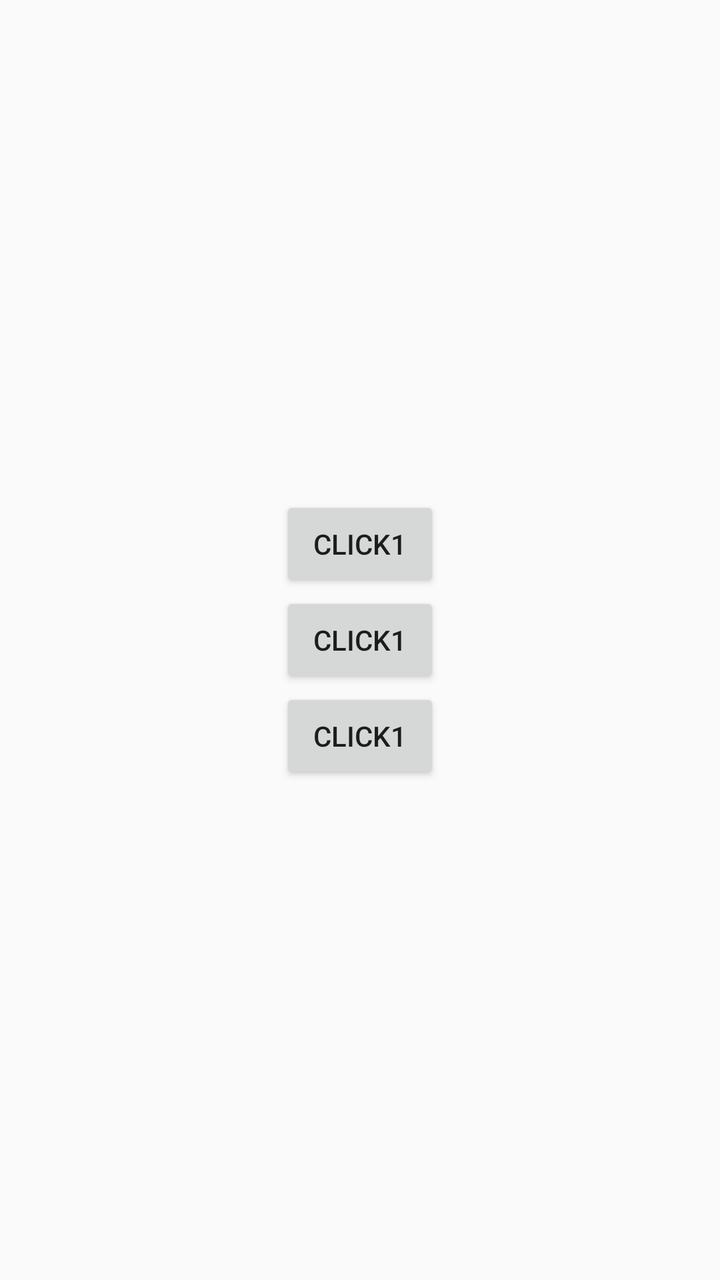
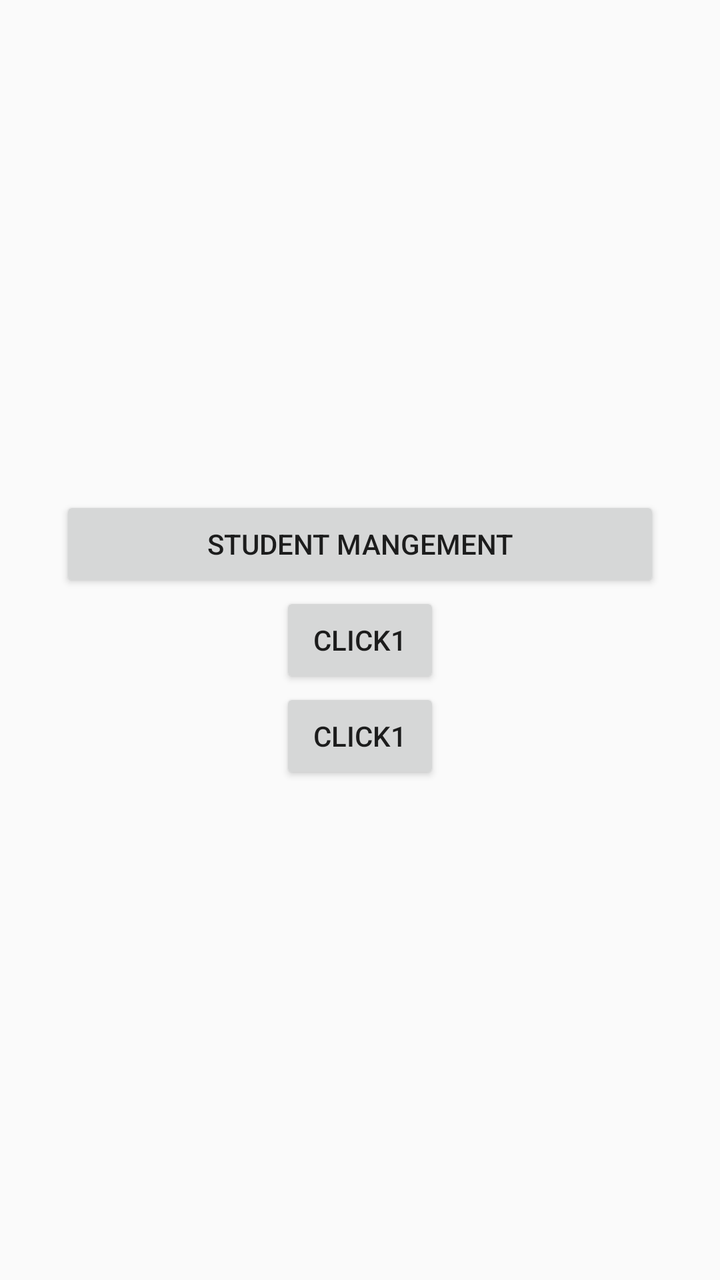

The first picture is an Android layout as it rendered before a commit; the second is the same layout after the commit. The layout source and the unified diff follow.
<!-- AndroidManifest.xml: activity theme Theme.ReviewListAndAdapter1 -->
<!-- res/layout/activity_main.xml -->
<?xml version="1.0" encoding="utf-8"?>
<LinearLayout xmlns:android="http://schemas.android.com/apk/res/android"
    android:layout_width="match_parent"
    android:layout_height="match_parent"
    android:gravity="center"
    android:orientation="vertical">


   <LinearLayout
       android:layout_width="match_parent"
       android:layout_height="wrap_content"
       android:orientation="vertical"
       android:layout_gravity="center_vertical"
       android:gravity="center">

       <Button
            android:layout_width="80dp"
            android:layout_height="wrap_content"
            android:text="Click1"

        ></Button>
        <Button
            android:layout_width="80dp"
            android:layout_height="wrap_content"
            android:text="Click1"

        ></Button>
        <Button
            android:layout_width="80dp"
            android:layout_height="wrap_content"
            android:text="Click1"

        ></Button>

   </LinearLayout>

</LinearLayout>
<!-- resources referenced by this layout -->
<resources>
  <style name="Theme.ReviewListAndAdapter1" parent="android:Theme.Material.Light.NoActionBar" />
</resources>

<!-- the commit's change to res/layout/activity_main.xml (unified diff, before → after) -->
@@ -14,9 +14,10 @@
        android:gravity="center">
 
        <Button
-            android:layout_width="80dp"
+            android:layout_width="300dp"
             android:layout_height="wrap_content"
-            android:text="Click1"
+            android:text="Student mangement"
+           android:id="@+id/btnStudentManagement"
 
         ></Button>
         <Button
